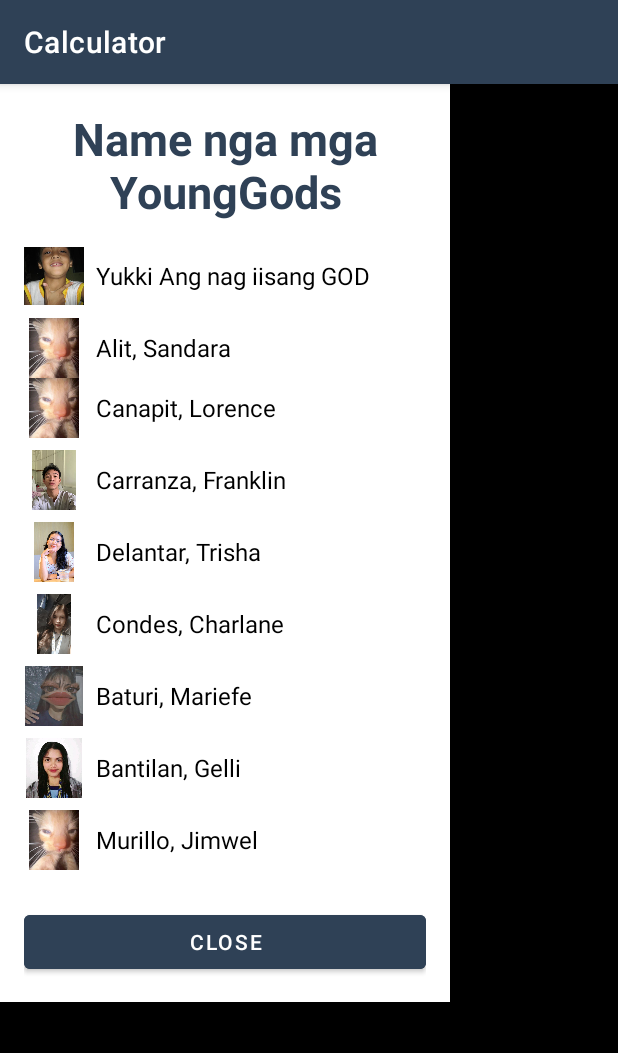
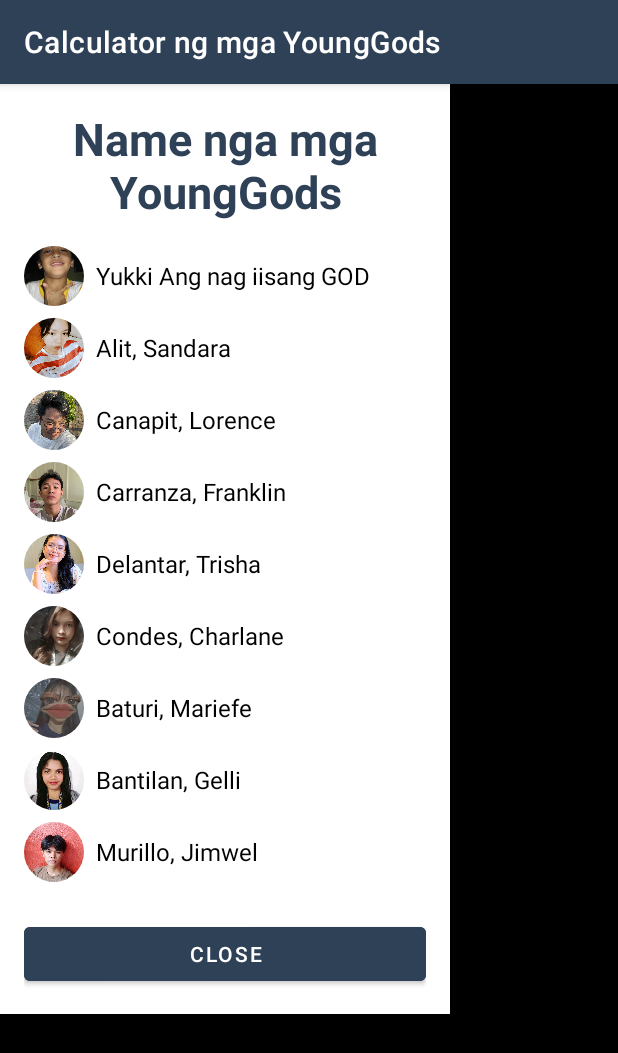
Before and after one commit to yukki112/Calculator-ni-yukki, an Android app: the popup_newjeans screen opened directly, with no data from a screen before it, on a phone screen of 412 x 824 dp. Shown: the top 1053 px of the screen. Run offline under Robolectric (Android 15) with nearby library versions, the phone set to English and light mode, and no system bars; our stand-ins replace CircleImageView; Roboto replaces fonts that are not available here.

Commit message:
revamp haha XD

```diff
--- a/app/build.gradle
+++ b/app/build.gradle
@@ -29,7 +29,7 @@ android {
 
 
 dependencies {
-
+    implementation 'com.google.android.material:material:1.9.0'
     implementation 'androidx.appcompat:appcompat:1.6.1'
     implementation 'com.google.android.material:material:1.12.0'
     implementation 'androidx.constraintlayout:constraintlayout:2.1.4'
--- a/app/src/main/AndroidManifest.xml
+++ b/app/src/main/AndroidManifest.xml
@@ -5,7 +5,7 @@
     <application
         android:allowBackup="true"
         android:icon="@mipmap/ic_launcher"
-        android:label="@string/app_name"
+        android:label= "Calculator ng mga YoungGods"
         android:roundIcon="@mipmap/ic_launcher_round"
         android:supportsRtl="true"
         android:theme="@style/Theme.Calculator">
--- /dev/null
+++ b/app/src/main/res/drawable/circle_background.xml
@@ -0,0 +1,5 @@
+<?xml version="1.0" encoding="utf-8"?>
+<shape xmlns:android="http://schemas.android.com/apk/res/android"
+    android:shape="oval">
+    <solid android:color="@android:color/transparent" />
+</shape>
--- a/app/src/main/res/layout/popup_newjeans.xml
+++ b/app/src/main/res/layout/popup_newjeans.xml
@@ -31,6 +31,9 @@
             <ImageView
                 android:layout_width="40dp"
                 android:layout_height="40dp"
+                android:background="@drawable/circle_background"
+                android:scaleType="centerCrop"
+                android:clipToOutline="true"
                 android:src="@drawable/viray"
             android:layout_marginEnd="8dp"/>
             <TextView
@@ -48,11 +51,15 @@
         <LinearLayout
             android:layout_width="match_parent"
             android:layout_height="wrap_content"
-            android:orientation="horizontal">
+            android:orientation="horizontal"
+            android:layout_marginBottom="8dp">
             <ImageView
                 android:layout_width="40dp"
                 android:layout_height="40dp"
-                android:src="@drawable/pusa"
+                android:background="@drawable/circle_background"
+                android:scaleType="centerCrop"
+                android:clipToOutline="true"
+                android:src="@drawable/alit"
                 android:layout_marginEnd="8dp"/>
             <TextView
                 android:layout_width="wrap_content"
@@ -73,7 +80,10 @@
             <ImageView
                 android:layout_width="40dp"
                 android:layout_height="40dp"
-                android:src="@drawable/pusa"
+                android:background="@drawable/circle_background"
+                android:scaleType="centerCrop"
+                android:clipToOutline="true"
+                android:src="@drawable/canapit"
                 android:layout_marginEnd="8dp"/>
             <TextView
                 android:layout_width="wrap_content"
@@ -94,6 +104,9 @@
             <ImageView
                 android:layout_width="40dp"
                 android:layout_height="40dp"
+                android:background="@drawable/circle_background"
+                android:scaleType="centerCrop"
+                android:clipToOutline="true"
                 android:src="@drawable/carranza"
                 android:layout_marginEnd="8dp"/>
             <TextView
@@ -115,6 +128,9 @@
             <ImageView
                 android:layout_width="40dp"
                 android:layout_height="40dp"
+                android:background="@drawable/circle_background"
+                android:scaleType="centerCrop"
+                android:clipToOutline="true"
                 android:src="@drawable/delantar"
                 android:layout_marginEnd="8dp"/>
             <TextView
@@ -136,6 +152,9 @@
             <ImageView
                 android:layout_width="40dp"
                 android:layout_height="40dp"
+                android:background="@drawable/circle_background"
+                android:scaleType="centerCrop"
+                android:clipToOutline="true"
                 android:src="@drawable/condes"
                 android:layout_marginEnd="8dp"/>
             <TextView
@@ -157,6 +176,9 @@
             <ImageView
                 android:layout_width="40dp"
                 android:layout_height="40dp"
+                android:background="@drawable/circle_background"
+                android:scaleType="centerCrop"
+                android:clipToOutline="true"
                 android:src="@drawable/baturi"
                 android:layout_marginEnd="8dp"/>
             <TextView
@@ -178,6 +200,9 @@
             <ImageView
                 android:layout_width="40dp"
                 android:layout_height="40dp"
+                android:background="@drawable/circle_background"
+                android:scaleType="centerCrop"
+                android:clipToOutline="true"
                 android:src="@drawable/bantilan"
                 android:layout_marginEnd="8dp"/>
             <TextView
@@ -199,7 +224,10 @@
             <ImageView
                 android:layout_width="40dp"
                 android:layout_height="40dp"
-                android:src="@drawable/pusa"
+                android:src="@drawable/murillo"
+                android:background="@drawable/circle_background"
+                android:scaleType="centerCrop"
+                android:clipToOutline="true"
                 android:layout_marginEnd="8dp"/>
             <TextView
                 android:layout_width="wrap_content"
```
Also changed, not shown: app/src/main/java/com/example/calculator/MainActivity.java (+10 -11 lines), app/src/main/res/values/styles.xml (added, +8 -0 lines), app/src/main/res/drawable/alit.jpg (added), app/src/main/res/drawable/canapit.jpg (added), app/src/main/res/drawable/murillo.jpg (added).
